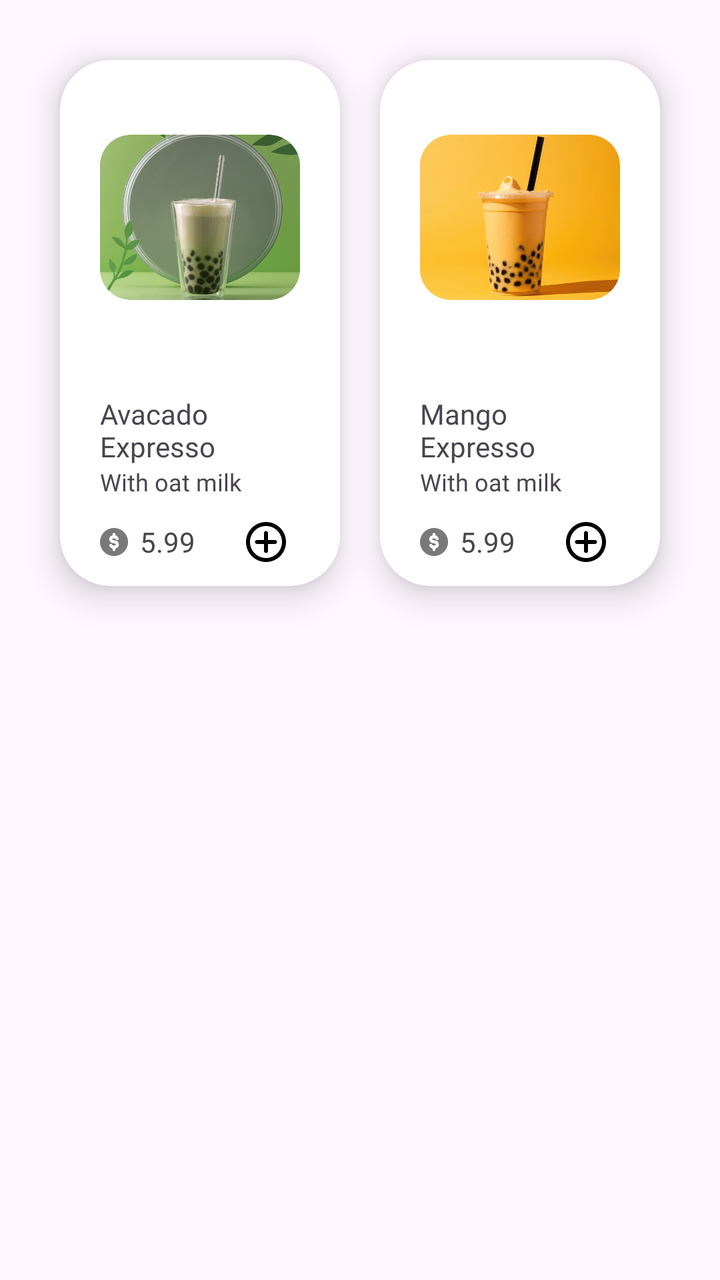
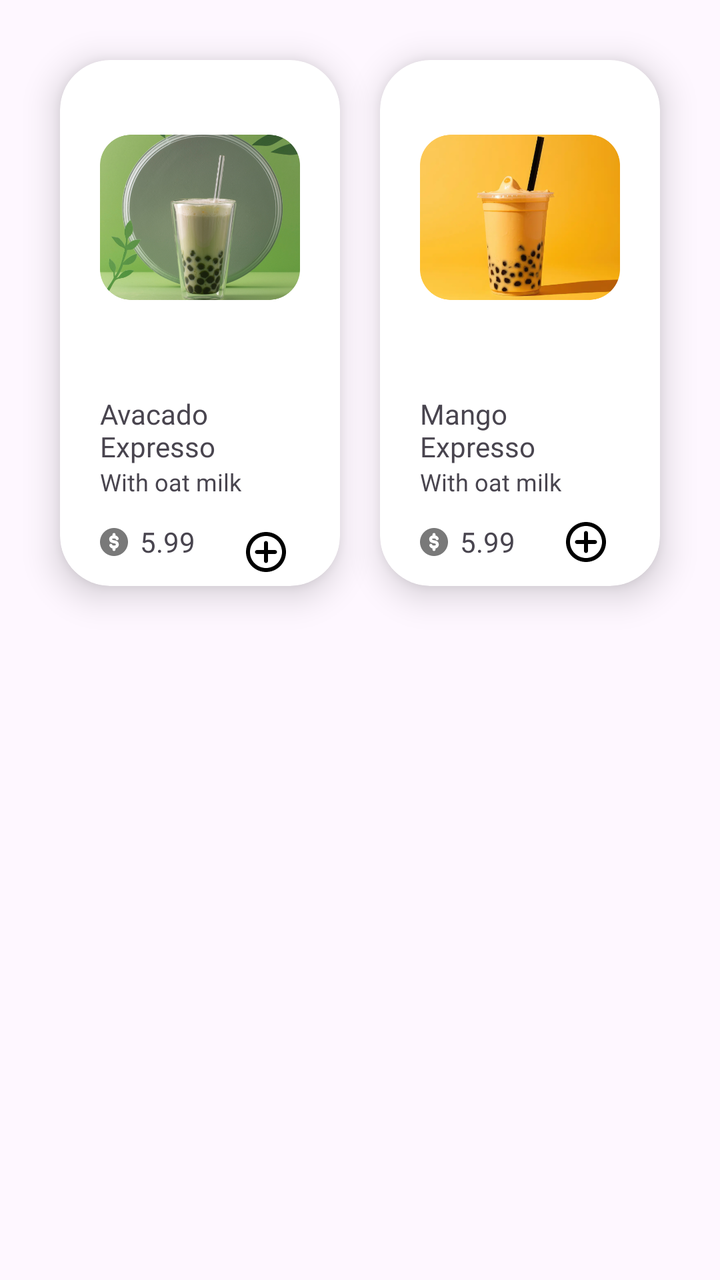

Before-and-after screenshots of an Android layout around one commit, followed by the original layout XML and the change that was made.
<!-- AndroidManifest.xml: application theme Theme.Coffeeshop -->
<!-- res/layout/fragment_expresso.xml -->
<?xml version="1.0" encoding="utf-8"?>
<RelativeLayout xmlns:android="http://schemas.android.com/apk/res/android"
    xmlns:tools="http://schemas.android.com/tools"
    xmlns:app="http://schemas.android.com/apk/res-auto"
    android:layout_width="match_parent"
    android:layout_height="match_parent"
    tools:context=".User.CoffeeFragments.ExpressoFragment">

    <LinearLayout
        android:layout_width="match_parent"
        android:layout_height="wrap_content"
        android:padding="20dp"
        android:clipToPadding="false">


        <androidx.cardview.widget.CardView
            android:layout_width="0dp"
            android:layout_height="wrap_content"
            android:layout_gravity="center"
            android:layout_margin="10dp"
            android:layout_weight="1"
            app:cardCornerRadius="25dp"
            app:cardElevation="10dp">

            <LinearLayout
                android:layout_width="wrap_content"
                android:layout_height="wrap_content"
                android:orientation="vertical"
                android:paddingStart="20dp"
                android:paddingEnd="20dp">

                <ImageView
                    android:id="@+id/coffeeImageview"
                    android:layout_width="wrap_content"
                    android:layout_height="wrap_content"
                    android:layout_gravity="center"
                    android:src="@drawable/boba1" />

                <TextView
                    android:layout_width="match_parent"
                    android:layout_height="wrap_content"
                    android:fontFamily="@font/roboto"
                    android:paddingTop="10dp"
                    android:text="Avacado Expresso"
                    android:textSize="14sp" />

                <TextView
                    android:layout_width="match_parent"
                    android:layout_height="wrap_content"
                    android:fontFamily="@font/roboto"
                    android:text="@string/withOatMilk"
                    android:textSize="12sp" />

                <RelativeLayout
                    android:layout_width="wrap_content"
                    android:layout_height="wrap_content"
                    android:paddingTop="10dp">


                    <ImageView
                        android:layout_width="wrap_content"
                        android:layout_height="wrap_content"
                        android:layout_alignParentStart="true"
                        android:layout_centerVertical="true"
                        android:src="@drawable/dollar_coin" />

                    <TextView
                        android:layout_width="wrap_content"
                        android:layout_height="wrap_content"
                        android:layout_centerVertical="true"
                        android:paddingStart="20dp"
                        android:paddingEnd="20dp"
                        android:text="@string/val5_99" />

                    <ImageView
                        android:layout_width="wrap_content"
                        android:layout_height="wrap_content"
                        android:layout_alignParentEnd="true"
                        android:layout_centerVertical="true"
                        android:padding="5dp"
                        android:src="@drawable/add_circle" />


                </RelativeLayout>


            </LinearLayout>
        </androidx.cardview.widget.CardView>

        <androidx.cardview.widget.CardView
            android:layout_width="0dp"
            android:layout_height="wrap_content"
            android:layout_gravity="center"
            android:layout_margin="10dp"
            android:layout_weight="1"
            app:cardCornerRadius="25dp"
            app:cardElevation="10dp">

            <LinearLayout
                android:layout_width="wrap_content"
                android:layout_height="wrap_content"
                android:orientation="vertical"
                android:paddingStart="20dp"
                android:paddingEnd="20dp">

                <ImageView
                    android:id="@+id/coffeeImageview2"
                    android:layout_width="wrap_content"
                    android:layout_height="wrap_content"
                    android:layout_gravity="center"
                    android:src="@drawable/mangoboba_1__1_" />

                <TextView
                    android:layout_width="match_parent"
                    android:layout_height="wrap_content"
                    android:fontFamily="@font/roboto"
                    android:paddingTop="10dp"
                    android:text="Mango Expresso"
                    android:textSize="14sp" />

                <TextView
                    android:layout_width="match_parent"
                    android:layout_height="wrap_content"
                    android:fontFamily="@font/roboto"
                    android:text="@string/withOatMilk"
                    android:textSize="12sp" />

                <RelativeLayout
                    android:layout_width="wrap_content"
                    android:layout_height="wrap_content"
                    android:paddingTop="10dp">


                    <ImageView
                        android:layout_width="wrap_content"
                        android:layout_height="wrap_content"
                        android:layout_alignParentStart="true"
                        android:layout_centerVertical="true"
                        android:src="@drawable/dollar_coin" />

                    <TextView
                        android:layout_width="wrap_content"
                        android:layout_height="wrap_content"
                        android:layout_centerVertical="true"
                        android:paddingStart="20dp"
                        android:paddingEnd="20dp"
                        android:text="@string/val5_99" />

                    <ImageView
                        android:layout_width="wrap_content"
                        android:layout_height="wrap_content"
                        android:layout_alignParentEnd="true"
                        android:layout_centerVertical="true"
                        android:padding="5dp"
                        android:src="@drawable/add_circle" />


                </RelativeLayout>


            </LinearLayout>
        </androidx.cardview.widget.CardView>


    </LinearLayout>




</RelativeLayout>
<!-- resources referenced by this layout -->
<resources>
  <!-- drawable add_circle (drawable) -->
  <vector xmlns:android="http://schemas.android.com/apk/res/android"
      android:width="24dp"
      android:height="24dp"
      android:viewportWidth="24"
      android:viewportHeight="24">
    <path
        android:pathData="M13,7.5C13,6.948 12.552,6.5 12,6.5C11.448,6.5 11,6.948 11,7.5H13ZM11,16.5C11,17.052 11.448,17.5 12,17.5C12.552,17.5 13,17.052 13,16.5H11ZM16.5,13C17.052,13 17.5,12.552 17.5,12C17.5,11.448 17.052,11 16.5,11V13ZM7.5,11C6.948,11 6.5,11.448 6.5,12C6.5,12.552 6.948,13 7.5,13V11ZM20,12C20,16.418 16.418,20 12,20V22C17.523,22 22,17.523 22,12H20ZM12,20C7.582,20 4,16.418 4,12H2C2,17.523 6.477,22 12,22V20ZM4,12C4,7.582 7.582,4 12,4V2C6.477,2 2,6.477 2,12H4ZM12,4C16.418,4 20,7.582 20,12H22C22,6.477 17.523,2 12,2V4ZM11,7.5L11,12H13L13,7.5H11ZM11,12V16.5H13V12H11ZM16.5,11H12V13H16.5V11ZM12,11H7.5V13H12V11Z"
        android:fillColor="#000000"/>
  </vector>
  <!-- drawable boba1: png bitmap (drawable-nodpi, 373003 bytes) -->
  <!-- drawable dollar_coin (drawable) -->
  <vector xmlns:android="http://schemas.android.com/apk/res/android"
      android:width="14dp"
      android:height="14dp"
      android:viewportWidth="14"
      android:viewportHeight="14">
    <group>
      <clip-path
          android:pathData="M0,0h14v14h-14z"/>
      <path
          android:pathData="M14,7C14,10.866 10.866,14 7,14C3.134,14 0,10.866 0,7C0,3.134 3.134,0 7,0C10.866,0 14,3.134 14,7ZM7.75,3.25C7.75,2.836 7.414,2.5 7,2.5C6.586,2.5 6.25,2.836 6.25,3.25V3.76C5.313,3.86 4.583,4.653 4.583,5.616C4.583,6.493 5.194,7.251 6.05,7.438L7.524,7.761C7.753,7.811 7.917,8.014 7.917,8.25C7.917,8.526 7.692,8.75 7.417,8.75H6.583C6.367,8.75 6.181,8.612 6.112,8.417C5.974,8.026 5.545,7.821 5.155,7.96C4.764,8.098 4.559,8.526 4.697,8.917C4.936,9.591 5.526,10.101 6.25,10.222V10.75C6.25,11.164 6.586,11.5 7,11.5C7.414,11.5 7.75,11.164 7.75,10.75V10.222C8.696,10.064 9.417,9.24 9.417,8.25C9.417,7.31 8.762,6.496 7.844,6.295L6.371,5.973C6.203,5.936 6.083,5.788 6.083,5.616C6.083,5.414 6.247,5.25 6.449,5.25H7.417C7.565,5.25 7.697,5.313 7.79,5.417C7.833,5.465 7.867,5.522 7.888,5.583C8.026,5.974 8.455,6.178 8.845,6.04C9.236,5.902 9.441,5.474 9.303,5.083C9.215,4.834 9.079,4.608 8.907,4.416C8.612,4.087 8.207,3.855 7.75,3.778V3.25Z"
          android:fillColor="#797979"
          android:fillType="evenOdd"/>
    </group>
  </vector>
  <!-- drawable mangoboba_1__1_: png bitmap (drawable-nodpi, 143942 bytes) -->
  <string name="val5_99">5.99</string>
  <string name="withOatMilk">With oat milk</string>
  <style name="Theme.Coffeeshop" parent="Base.Theme.Coffeeshop" />
  <style name="Base.Theme.Coffeeshop" parent="Theme.Material3.DayNight.NoActionBar">
          
          
          <item name="colorPrimary">@color/colorPrimary</item>
          <item name="colorSecondary">@color/colorSecondary</item>
      </style>
  <color name="colorPrimary">#967259</color>
  <color name="colorSecondary">#ECE0D1</color>
</resources>

<!-- the commit's change to res/layout/fragment_expresso.xml (unified diff, before → after) -->
@@ -73,10 +73,10 @@
                         android:text="@string/val5_99" />
 
                     <ImageView
+                        android:id="@+id/addIcon1"
                         android:layout_width="wrap_content"
                         android:layout_height="wrap_content"
                         android:layout_alignParentEnd="true"
-                        android:layout_centerVertical="true"
                         android:padding="5dp"
                         android:src="@drawable/add_circle" />
 
@@ -147,6 +147,7 @@
                         android:text="@string/val5_99" />
 
                     <ImageView
+                        android:id="@+id/addIcon2"
                         android:layout_width="wrap_content"
                         android:layout_height="wrap_content"
                         android:layout_alignParentEnd="true"
